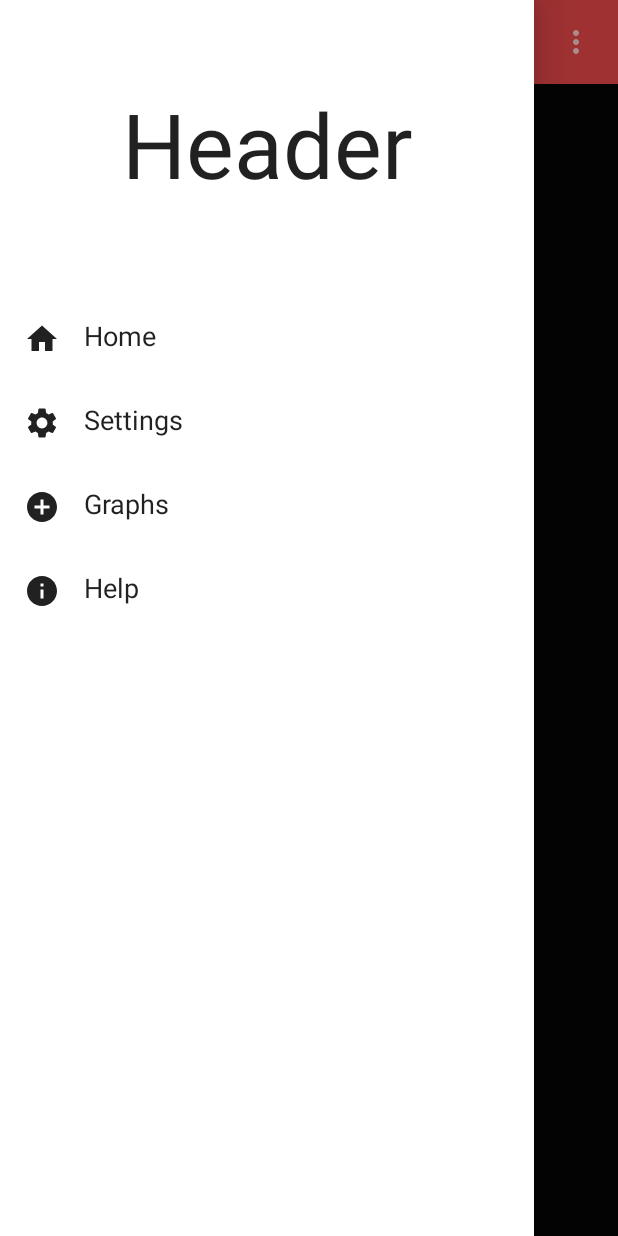
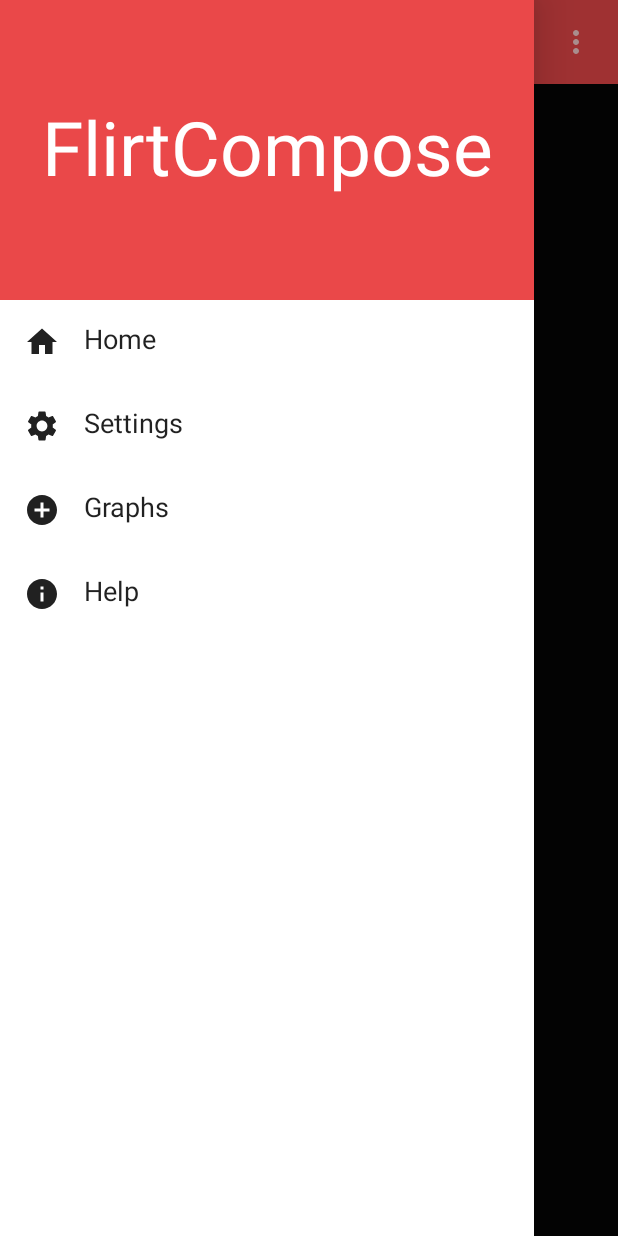
Before and after one commit to OverLordN7/FlirtCompose, an Android app built with Jetpack Compose: the screen it shows after launch (MainActivity), after a tap on "Home", on a phone screen of 412 x 824 dp. Run offline under Robolectric (Android 15) with nearby library versions, the phone set to English and light mode, and no system bars; our stand-ins replace accompanist, paging; network calls fail; pictures from the network do not load; 1 statement that could not run was skipped; 1 other tap on this screen came first.

Commit message:
Phase 17
*polishing the project
*added ReadMe file

```diff
--- a/app/src/main/java/com/example/flirtcompose/ui/menu/NavigationDrawer.kt
+++ b/app/src/main/java/com/example/flirtcompose/ui/menu/NavigationDrawer.kt
@@ -1,5 +1,6 @@
 package com.example.flirtcompose.ui.menu
 
+import androidx.compose.foundation.background
 import androidx.compose.foundation.clickable
 import androidx.compose.foundation.layout.*
 import androidx.compose.foundation.lazy.LazyColumn
@@ -12,22 +13,29 @@ import androidx.compose.runtime.Composable
 import androidx.compose.runtime.MutableState
 import androidx.compose.ui.Alignment
 import androidx.compose.ui.Modifier
+import androidx.compose.ui.graphics.Color
 import androidx.compose.ui.res.stringResource
 import androidx.compose.ui.text.TextStyle
 import androidx.compose.ui.unit.dp
 import androidx.compose.ui.unit.sp
 import com.example.flirtcompose.R
 import com.example.flirtcompose.model.MenuItem
+import com.example.flirtcompose.ui.theme.Crimson100
 
 @Composable
 fun DrawerHeader() {
     Box(
         modifier = Modifier
             .fillMaxWidth()
-            .padding(vertical = 64.dp),
+            .background(Crimson100)
+            .height(200.dp),
         contentAlignment = Alignment.Center
     ) {
-        Text(text = "Header", fontSize = 60.sp)
+        Text(
+            text = stringResource(id = R.string.app_name),
+            fontSize = 50.sp,
+            color = Color.White
+        )
     }
 }
 
--- a/app/src/main/java/com/example/flirtcompose/ui/screens/HomeScreen.kt
+++ b/app/src/main/java/com/example/flirtcompose/ui/screens/HomeScreen.kt
@@ -88,7 +88,7 @@ fun HomeScreen(
                 showDialog
             )
         },
-        drawerGesturesEnabled = scaffoldState.drawerState.isOpen,
+        //drawerGesturesEnabled = scaffoldState.drawerState.isOpen,
         drawerContent = {
             DrawerHeader()
             DrawerBody(items = listOf(
@@ -118,11 +118,18 @@ fun HomeScreen(
                 ),
             ),
                 onItemClick = {
-                    if (it.id == "graphs"){
-                        Toast.makeText(context,"You pressed on ${it.title} redirecting...",Toast.LENGTH_SHORT).show()
-                        navController.navigate(Screen.GraphScreen.route)
-                    }else{
-                        Toast.makeText(context,"You pressed on ${it.title}",Toast.LENGTH_SHORT).show()
+                    when (it.id) {
+                        "graphs" -> {
+                            scope.launch { scaffoldState.drawerState.close() }
+                            navController.navigate(Screen.GraphScreen.route)
+                        }
+                        "home" ->{
+                            Toast.makeText(context,R.string.menu_item_toast_message,Toast.LENGTH_SHORT).show()
+                        }
+                        else -> {
+                            val message = context.getString(R.string.menu_item_toast_default,it.title)
+                            Toast.makeText(context,message,Toast.LENGTH_SHORT).show()
+                        }
                     }
                 }
             )
--- a/app/src/main/java/com/example/flirtcompose/ui/screens/PersonViewModel.kt
+++ b/app/src/main/java/com/example/flirtcompose/ui/screens/PersonViewModel.kt
@@ -68,24 +68,6 @@ class PersonViewModel(private val requestRepository: RequestRepository):ViewMode
     }
 
     fun getPersonList(){
-
-//        val personPager = Pager(
-//            PagingConfig(pageSize = 10)
-//        ){
-//            PersonPagingSource(requestRepository)
-//        }.flow.cachedIn(viewModelScope)
-//
-//        viewModelScope.launch {
-//            personUiState = PersonUiState.Loading
-//            personUiState = try{
-//                PersonUiState.Success(personPager.cachedIn(viewModelScope))
-//            }catch (e: IOException){
-//                PersonUiState.Error
-//            } catch (e: HttpException){
-//                PersonUiState.Error
-//            }
-//        }
-
         viewModelScope.launch {
             personUiState = PersonUiState.Loading
             personUiState = try{
@@ -96,12 +78,9 @@ class PersonViewModel(private val requestRepository: RequestRepository):ViewMode
                 PersonUiState.Error
             }
         }
-
-
-
     }
 
-    fun getPersonListFromCacheOrInternet():Flow<PagingData<Person>>{
+    private fun getPersonListFromCacheOrInternet():Flow<PagingData<Person>>{
         val lastQuery = currentQueryValue ?: DEFAULT_QUERY
         val cacheKey = lastQuery.hashCode().toString()
 
--- a/app/src/main/java/com/example/flirtcompose/ui/screens/ProfileScreen.kt
+++ b/app/src/main/java/com/example/flirtcompose/ui/screens/ProfileScreen.kt
@@ -236,9 +236,13 @@ fun GalleryCard(
                     stiffness = Spring.StiffnessLow
                 )
             )
+                .padding(8.dp)
         ) {
 
-            Text(text = stringResource(id = R.string.gallery), color = Color.White)
+            Text(
+                text = stringResource(id = R.string.gallery),
+                color = Color.White
+            )
 
             Box(
                 modifier = Modifier.height(expandHeightGrid.dp)
--- a/app/src/main/res/values/strings.xml
+++ b/app/src/main/res/values/strings.xml
@@ -34,6 +34,8 @@
     <string name="menu_item_settings">Settings</string>
     <string name="menu_item_graphs">Graphs</string>
     <string name="menu_item_help">Help</string>
+    <string name="menu_item_toast_message">You are already on this screen</string>
+    <string name="menu_item_toast_default">You pressed on %1$s</string>
 
 
 </resources>
```
Also changed, not shown: app/src/main/java/com/example/flirtcompose/ui/screens/GraphScreen.kt (+13 -5 lines), 5 other files.
